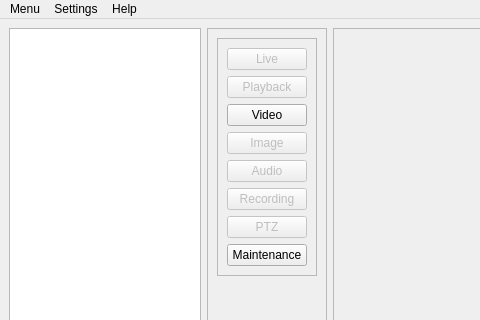
This is GUI/GUI_Util/mainwindow.ui in Abay11/onvif_client as Qt 5 draws it before an edit; both pictures show x 0 to 480 and y 0 to 320 of the 1111 by 678 pixel window. The edited form follows.
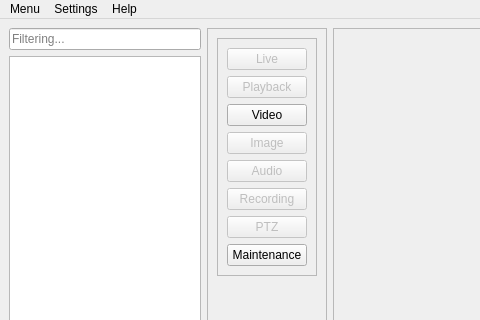
This is the edited form.

Commit message: add Filter field

Diff of the .ui file:
```diff
--- a/GUI/GUI_Util/mainwindow.ui
+++ b/GUI/GUI_Util/mainwindow.ui
@@ -18,10 +18,17 @@
     <item>
      <layout class="QHBoxLayout" name="horizontalLayout" stretch="1,0,4">
       <item>
-       <layout class="QVBoxLayout" name="verticalLayout" stretch="0,0,0">
+       <layout class="QVBoxLayout" name="verticalLayout" stretch="0,0,0,0">
         <property name="spacing">
          <number>6</number>
         </property>
+        <item>
+         <widget class="QLineEdit" name="leFilter">
+          <property name="placeholderText">
+           <string>Filtering...</string>
+          </property>
+         </widget>
+        </item>
         <item>
          <widget class="QListWidget" name="listWidget"/>
         </item>
```
The commit also changes 2 other files.
